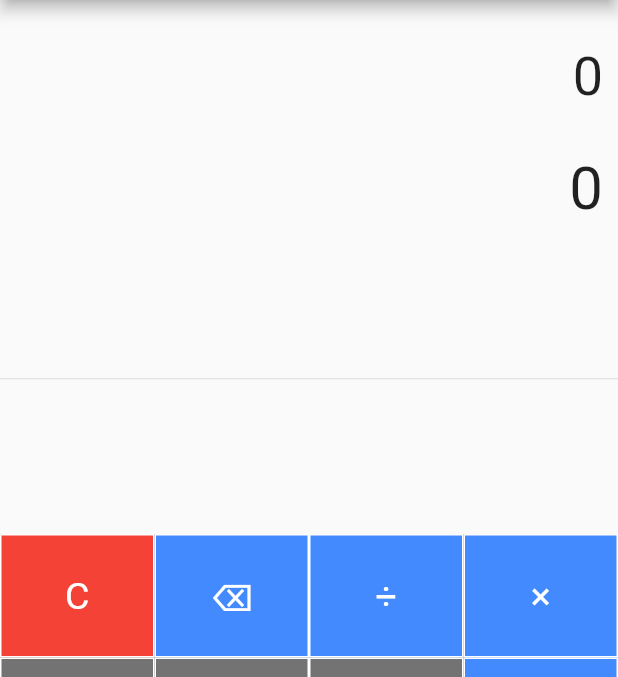
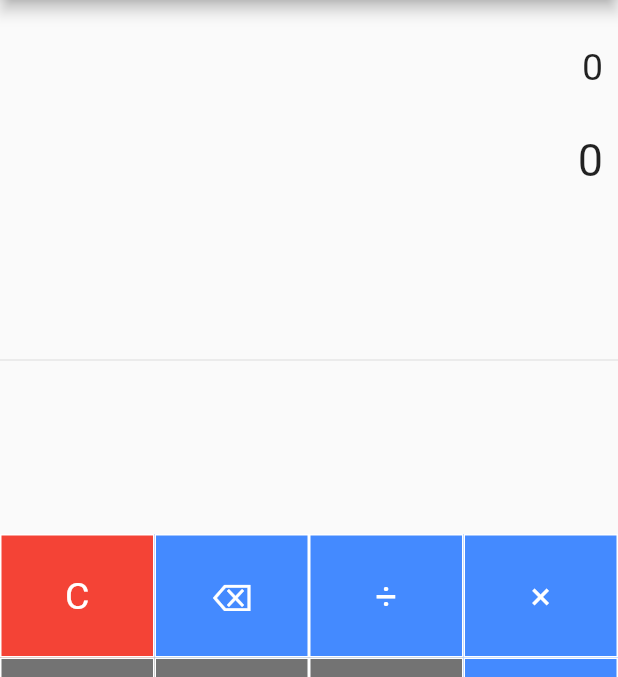
Before and after one commit to Ainagbolahan/Calculator_App, a Flutter app: the screen it shows after launch, on a phone screen of 412 x 824 dp, the part 84-761 px from its top. Run offline on Flutter 3.47's test engine with Material 2 defaults, Android fonts, the phone set to English and light mode, and no system bars; our stand-ins replace math_expressions.

Commit message:
Updated UI and Added Screenshot

```diff
--- a/lib/main.dart
+++ b/lib/main.dart
@@ -103,12 +103,20 @@ class _SimpleCalculatorState extends State<SimpleCalculator> {
         Container(
           alignment: Alignment.centerRight,
           padding: EdgeInsets.fromLTRB(10, 30, 10, 0),
-          child: Text(equation, style: TextStyle(fontSize: 36.0)),
+          child: Text(
+            equation,
+            maxLines: 2,
+            style: TextStyle(fontSize: 25.0),
+          ),
         ),
         Container(
           alignment: Alignment.centerRight,
           padding: EdgeInsets.fromLTRB(10, 30, 10, 0),
-          child: Text(result, style: TextStyle(fontSize: 40.0)),
+          child: Text(
+            result,
+            style: TextStyle(fontSize: 30.0),
+            maxLines: 2,
+          ),
         ),
         Expanded(
           child: Divider(),
```
Also changed, not shown: calculator.jpg (added).
